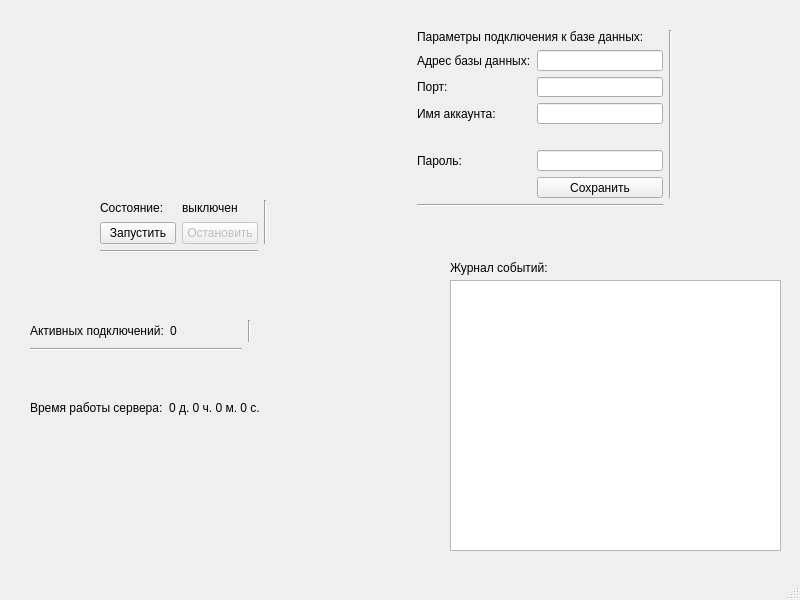
The window that src/mainwindow.ui (SyrtcevVadim/BesMesServer) describes before a commit, drawn with Qt 5.
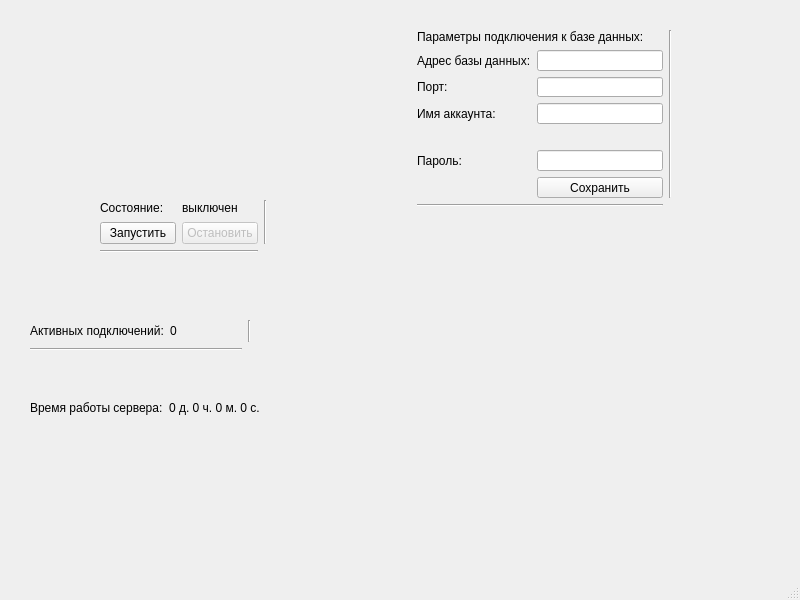
The same window after the commit.

Commit message: Добавлена сырая версия новой системы записи сообщений в журнал

Patch:
```diff
--- a/src/mainwindow.ui
+++ b/src/mainwindow.ui
@@ -255,29 +255,6 @@
      </item>
     </layout>
    </widget>
-   <widget class="QTextEdit" name="logJournal">
-    <property name="geometry">
-     <rect>
-      <x>450</x>
-      <y>280</y>
-      <width>331</width>
-      <height>271</height>
-     </rect>
-    </property>
-   </widget>
-   <widget class="QLabel" name="label_10">
-    <property name="geometry">
-     <rect>
-      <x>450</x>
-      <y>260</y>
-      <width>141</width>
-      <height>16</height>
-     </rect>
-    </property>
-    <property name="text">
-     <string>Журнал событий:</string>
-    </property>
-   </widget>
   </widget>
   <widget class="QMenuBar" name="menubar">
    <property name="geometry">
```
The commit also changes 13 other files.
